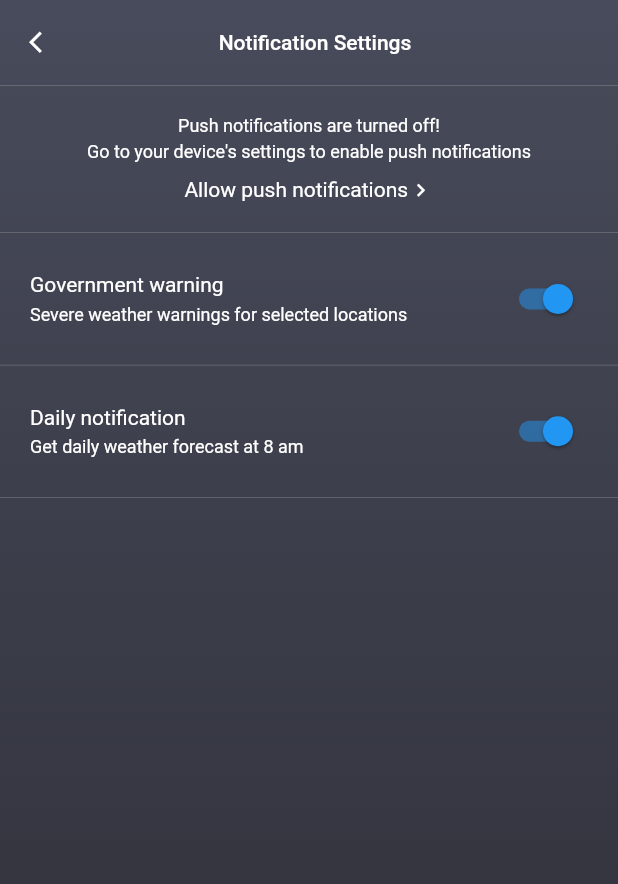
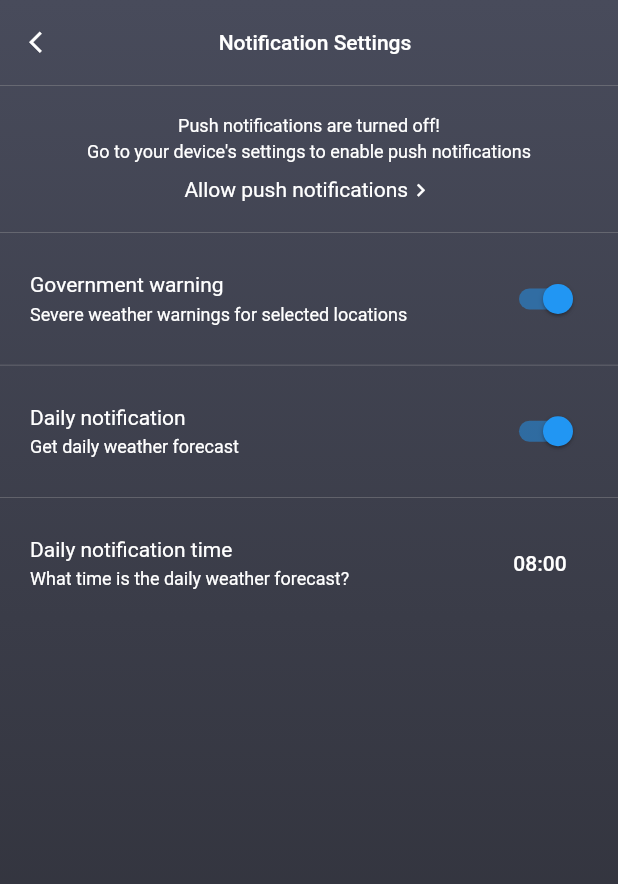
Before and after one commit to Tamcntt2/WeatherApp_Flutter, a Flutter app: the NotificationSettingScreen screen opened directly, on a phone screen of 412 x 824 dp. Shown: the top 884 px of the screen. Run offline on Flutter 3.47's test engine with Material 2 defaults, Android fonts, the phone set to English and light mode, and no system bars; our stand-ins replace bloc, equatable, flutter_bloc, flutter_local_notifications, flutter_typeahead, geolocator and 7 more; accounts and stored records are empty.

Commit message:
Setting Screen: add time daily settings

```diff
--- a/lib/screens/setting/notification_setting_screen.dart
+++ b/lib/screens/setting/notification_setting_screen.dart
@@ -1,4 +1,6 @@
 import 'package:flutter/material.dart';
+import 'package:flutter_local_notifications/flutter_local_notifications.dart';
+import 'package:shared_preferences/shared_preferences.dart';
 import 'package:weather_app/values/app_styles.dart';
 
 class NotificationSettingScreen extends StatelessWidget {
@@ -57,7 +59,7 @@ class NotificationSettingScreen extends StatelessWidget {
                       color: Colors.grey,
                       height: 0.25,
                     ),
-                    WarningNotification(),
+                    const WarningNotification(),
                     Container(
                       color: Colors.grey,
                       height: 0.25,
@@ -67,9 +69,82 @@ class NotificationSettingScreen extends StatelessWidget {
                       color: Colors.grey,
                       height: 0.25,
                     ),
+                    const TimeDailySetting()
                   ],
                 ))));
   }
+}
+
+class TimeDailySetting extends StatefulWidget {
+  const TimeDailySetting({Key? key}) : super(key: key);
+
+  @override
+  State<TimeDailySetting> createState() => _TimeDailySettingState();
+}
+
+class _TimeDailySettingState extends State<TimeDailySetting> {
+  late TimeOfDay timeOfDay;
+
+  @override
+  Widget build(BuildContext context) {
+    return Padding(
+      padding: const EdgeInsets.symmetric(horizontal: 20, vertical: 20),
+      child: Row(
+        mainAxisAlignment: MainAxisAlignment.spaceBetween,
+        crossAxisAlignment: CrossAxisAlignment.center,
+        children: [
+          Column(
+            crossAxisAlignment: CrossAxisAlignment.start,
+            children: [
+              Text(
+                'Daily notification time',
+                style: AppStyles.h3.copyWith(color: Colors.white),
+              ),
+              Container(
+                height: 5,
+              ),
+              Text(
+                'What time is the daily weather forecast?',
+                style: AppStyles.h4.copyWith(color: Colors.white),
+              )
+            ],
+          ),
+          FutureBuilder(
+            future: fetchTimeSettingDaily(),
+            builder: (context, snapshot) {
+              timeOfDay = snapshot.data!;
+              return TextButton(
+                onPressed: () async {
+                  TimeOfDay? time = await showTimePicker(
+                      context: context, initialTime: timeOfDay);
+                  if (time == null) return;
+                  SharedPreferences prefs =
+                      await SharedPreferences.getInstance();
+                  await prefs.setInt('hourDaily', time.hour);
+                  await prefs.setInt('minuteDaily', time.minute);
+                  setState(() {
+                    timeOfDay = time;
+                  });
+                },
+                child: Text(
+                  '${timeOfDay.hour > 9 ? timeOfDay.hour : ('0${timeOfDay.hour}')}:${timeOfDay.minute > 9 ? timeOfDay.minute : ('0${timeOfDay.minute}')}',
+                  style: const TextStyle(color: Colors.white),
+                ),
+              );
+            },
+          )
+        ],
+      ),
+    );
+  }
+}
+
+Future<TimeOfDay> fetchTimeSettingDaily() async {
+  SharedPreferences prefs = await SharedPreferences.getInstance();
+  int hour = prefs.getInt('hourDaily') ?? 8;
+  int minute = prefs.getInt('minuteDaily') ?? 0;
+  TimeOfDay timeOfDay = TimeOfDay(hour: hour, minute: minute);
+  return timeOfDay;
 }
 
 class TitleNotification extends StatelessWidget {
@@ -195,7 +270,7 @@ class _DailyNotificationState extends State<DailyNotification> {
                 height: 5,
               ),
               Text(
-                'Get daily weather forecast at 8 am',
+                'Get daily weather forecast',
                 style: AppStyles.h4.copyWith(color: Colors.white),
               )
             ],
```
